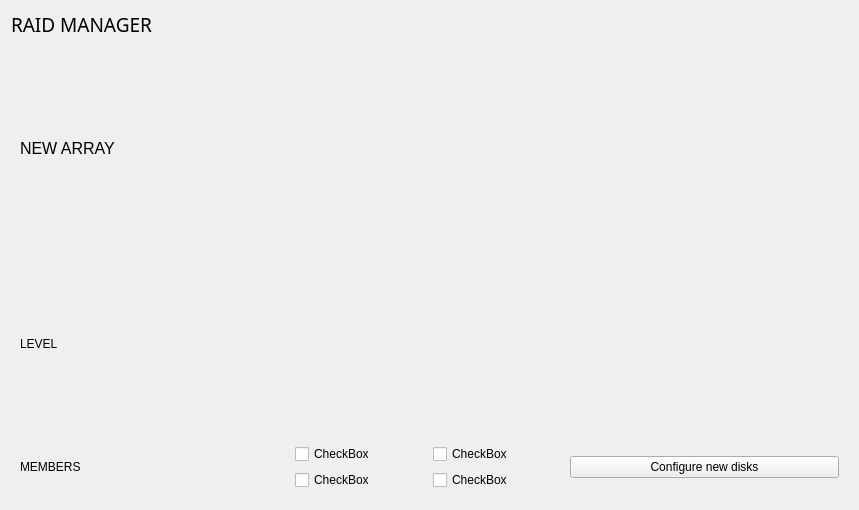
First picture: the form in raid_window.ui, repository kubekpop/slm, before the edit.
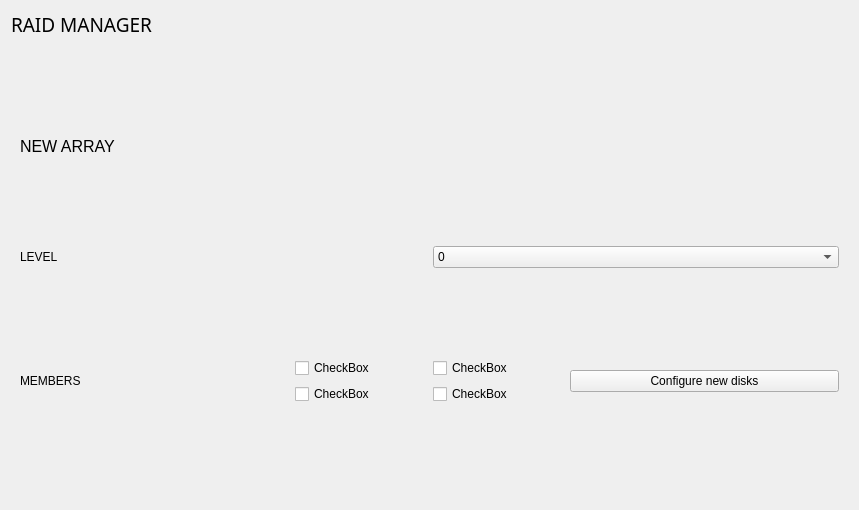
Second picture: the form after the edit. Icons and pictures are not drawn.

```diff
--- a/raid_window.ui
+++ b/raid_window.ui
@@ -36,6 +36,135 @@
      <property name="currentIndex">
       <number>1</number>
      </property>
+     <widget class="QWidget" name="page_2">
+      <layout class="QGridLayout" name="gridLayout_3">
+       <item row="2" column="0">
+        <layout class="QHBoxLayout" name="horizontalLayout_7">
+         <item>
+          <widget class="QLabel" name="label_9">
+           <property name="sizePolicy">
+            <sizepolicy hsizetype="Preferred" vsizetype="Maximum">
+             <horstretch>0</horstretch>
+             <verstretch>0</verstretch>
+            </sizepolicy>
+           </property>
+           <property name="text">
+            <string>MEMBERS</string>
+           </property>
+          </widget>
+         </item>
+         <item>
+          <layout class="QGridLayout" name="gridLayout_4">
+           <item row="0" column="0">
+            <widget class="QCheckBox" name="checkBox">
+             <property name="text">
+              <string>CheckBox</string>
+             </property>
+            </widget>
+           </item>
+           <item row="1" column="0">
+            <widget class="QCheckBox" name="checkBox_2">
+             <property name="text">
+              <string>CheckBox</string>
+             </property>
+            </widget>
+           </item>
+           <item row="0" column="1">
+            <widget class="QCheckBox" name="checkBox_3">
+             <property name="text">
+              <string>CheckBox</string>
+             </property>
+            </widget>
+           </item>
+           <item row="1" column="1">
+            <widget class="QCheckBox" name="checkBox_4">
+             <property name="text">
+              <string>CheckBox</string>
+             </property>
+            </widget>
+           </item>
+          </layout>
+         </item>
+         <item>
+          <widget class="QPushButton" name="pushButton_2">
+           <property name="text">
+            <string>Configure new disks</string>
+           </property>
+          </widget>
+         </item>
+        </layout>
+       </item>
+       <item row="1" column="0">
+        <layout class="QHBoxLayout" name="horizontalLayout_6">
+         <item>
+          <widget class="QLabel" name="label_8">
+           <property name="sizePolicy">
+            <sizepolicy hsizetype="Preferred" vsizetype="Maximum">
+             <horstretch>0</horstretch>
+             <verstretch>0</verstretch>
+            </sizepolicy>
+           </property>
+           <property name="text">
+            <string>LEVEL</string>
+           </property>
+          </widget>
+         </item>
+         <item>
+          <widget class="QComboBox" name="comboBox_2">
+           <item>
+            <property name="text">
+             <string>0</string>
+            </property>
+           </item>
+           <item>
+            <property name="text">
+             <string>1</string>
+            </property>
+           </item>
+           <item>
+            <property name="text">
+             <string>2</string>
+            </property>
+           </item>
+           <item>
+            <property name="text">
+             <string>3</string>
+            </property>
+           </item>
+           <item>
+            <property name="text">
+             <string>4</string>
+            </property>
+           </item>
+           <item>
+            <property name="text">
+             <string>5</string>
+            </property>
+           </item>
+          </widget>
+         </item>
+        </layout>
+       </item>
+       <item row="0" column="0">
+        <widget class="QLabel" name="label_7">
+         <property name="sizePolicy">
+          <sizepolicy hsizetype="Preferred" vsizetype="Maximum">
+           <horstretch>0</horstretch>
+           <verstretch>0</verstretch>
+          </sizepolicy>
+         </property>
+         <property name="font">
+          <font>
+           <pointsize>12</pointsize>
+          </font>
+         </property>
+         <property name="text">
+          <string>NEW ARRAY</string>
+         </property>
+        </widget>
+       </item>
+      </layout>
+     </widget>
      <widget class="QWidget" name="page">
       <layout class="QGridLayout" name="gridLayout_2">
        <item row="4" column="0">
@@ -70,7 +199,7 @@
           </widget>
          </item>
          <item>
-          <widget class="QComboBox" name="comboBox_2"/>
+          <widget class="QComboBox" name="raid_combobox"/>
          </item>
         </layout>
        </item>
@@ -148,86 +277,6 @@
        </item>
       </layout>
      </widget>
-     <widget class="QWidget" name="page_2">
-      <layout class="QGridLayout" name="gridLayout_3">
-       <item row="3" column="0">
-        <layout class="QHBoxLayout" name="horizontalLayout_8"/>
-       </item>
-       <item row="0" column="0">
-        <widget class="QLabel" name="label_7">
-         <property name="font">
-          <font>
-           <pointsize>12</pointsize>
-          </font>
-         </property>
-         <property name="text">
-          <string>NEW ARRAY</string>
-         </property>
-        </widget>
-       </item>
-       <item row="2" column="0">
-        <layout class="QHBoxLayout" name="horizontalLayout_7">
-         <item>
-          <widget class="QLabel" name="label_9">
-           <property name="text">
-            <string>MEMBERS</string>
-           </property>
-          </widget>
-         </item>
-         <item>
-          <layout class="QGridLayout" name="gridLayout_4">
-           <item row="0" column="0">
-            <widget class="QCheckBox" name="checkBox">
-             <property name="text">
-              <string>CheckBox</string>
-             </property>
-            </widget>
-           </item>
-           <item row="1" column="0">
-            <widget class="QCheckBox" name="checkBox_2">
-             <property name="text">
-              <string>CheckBox</string>
-             </property>
-            </widget>
-           </item>
-           <item row="0" column="1">
-            <widget class="QCheckBox" name="checkBox_3">
-             <property name="text">
-              <string>CheckBox</string>
-             </property>
-            </widget>
-           </item>
-           <item row="1" column="1">
-            <widget class="QCheckBox" name="checkBox_4">
-             <property name="text">
-              <string>CheckBox</string>
-             </property>
-            </widget>
-           </item>
-          </layout>
-         </item>
-         <item>
-          <widget class="QPushButton" name="pushButton_2">
-           <property name="text">
-            <string>Configure new disks</string>
-           </property>
-          </widget>
-         </item>
-        </layout>
-       </item>
-       <item row="1" column="0">
-        <layout class="QHBoxLayout" name="horizontalLayout_6">
-         <item>
-          <widget class="QLabel" name="label_8">
-           <property name="text">
-            <string>LEVEL</string>
-           </property>
-          </widget>
-         </item>
-        </layout>
-       </item>
-      </layout>
-     </widget>
     </widget>
    </item>
   </layout>
```
Left out of the diff: 38 changed lines with no effect on the pictures.
